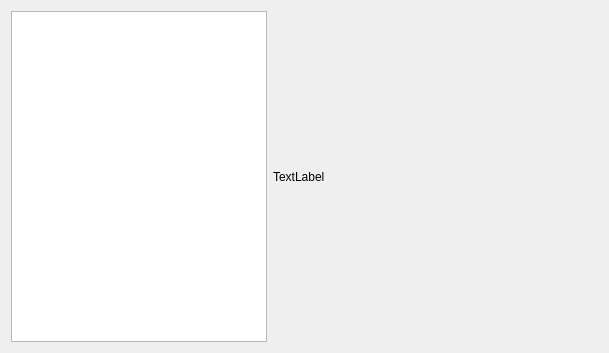
This is SymbolScanner/WinImageFilterGrid.ui in veeman/SymbolScanner as Qt 5 draws it before an edit. The edited form follows.
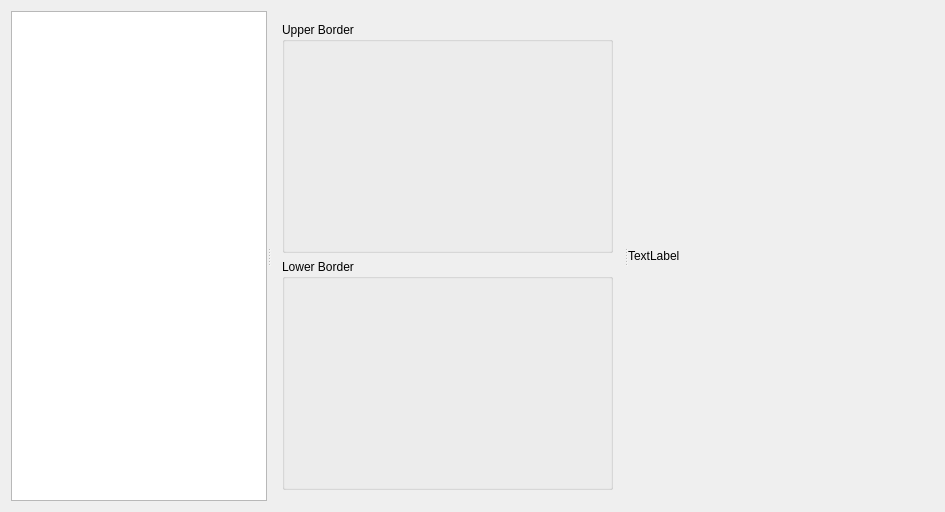
This is the edited form. Custom widgets are drawn as their Qt base class.

Commit message: layout filter grid window

Diff of the .ui file:
```diff
--- a/SymbolScanner/WinImageFilterGrid.ui
+++ b/SymbolScanner/WinImageFilterGrid.ui
@@ -6,18 +6,77 @@
    <rect>
     <x>0</x>
     <y>0</y>
-    <width>609</width>
-    <height>353</height>
+    <width>945</width>
+    <height>494</height>
    </rect>
   </property>
   <property name="windowTitle">
    <string>WinImageFilterOptions</string>
   </property>
-  <layout class="QHBoxLayout" name="horizontalLayout">
+  <property name="description" stdset="0">
+   <string>In this step move the slider of the lower and upper color border until you see only the grid of your symbol image.
+Make sure the lines forms all cross points of the grid.</string>
+  </property>
+  <layout class="QHBoxLayout" name="horizontalLayout_3">
    <item>
+    <widget class="QSplitter" name="splitter">
+     <property name="orientation">
+      <enum>Qt::Horizontal</enum>
+     </property>
     <widget class="QListView" name="listViewFiles"/>
-   </item>
+     <widget class="QWidget" name="">
+      <layout class="QVBoxLayout" name="verticalLayout">
+       <item>
+        <widget class="QGroupBox" name="groupBoxUpper">
+         <property name="minimumSize">
+          <size>
+           <width>331</width>
+           <height>231</height>
+          </size>
+         </property>
+         <property name="title">
+          <string>Upper Border</string>
+         </property>
+         <layout class="QHBoxLayout" name="horizontalLayout_2">
+          <item>
+           <widget class="WidgetColorSelector" name="widgetUpper" native="true"/>
+          </item>
+         </layout>
+        </widget>
+       </item>
    <item>
+        <spacer name="verticalSpacer">
+         <property name="orientation">
+          <enum>Qt::Vertical</enum>
+         </property>
+         <property name="sizeHint" stdset="0">
+          <size>
+           <width>20</width>
+           <height>40</height>
+          </size>
+         </property>
+        </spacer>
+       </item>
+       <item>
+        <widget class="QGroupBox" name="groupBoxLower">
+         <property name="minimumSize">
+          <size>
+           <width>331</width>
+           <height>231</height>
+          </size>
+         </property>
+         <property name="title">
+          <string>Lower Border</string>
+         </property>
+         <layout class="QHBoxLayout" name="horizontalLayout">
+          <item>
+           <widget class="WidgetColorSelector" name="widgetLower" native="true"/>
+          </item>
+         </layout>
+        </widget>
+       </item>
+      </layout>
+     </widget>
     <widget class="QAspectRatioPixmapLabel" name="labelPreview">
      <property name="sizePolicy">
       <sizepolicy hsizetype="Expanding" vsizetype="Preferred">
@@ -29,9 +88,7 @@
       <string>TextLabel</string>
      </property>
     </widget>
-   </item>
-   <item>
-    <widget class="WidgetColorSelector" name="widget" native="true"/>
+    </widget>
    </item>
   </layout>
  </widget>
```
Lines whose indentation alone changed are shown as unchanged. The commit also changes 4 other files.
